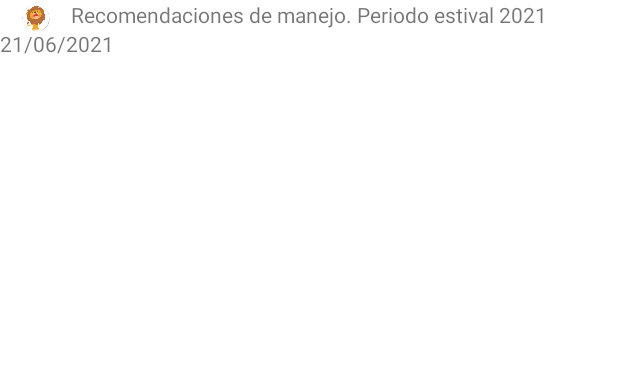
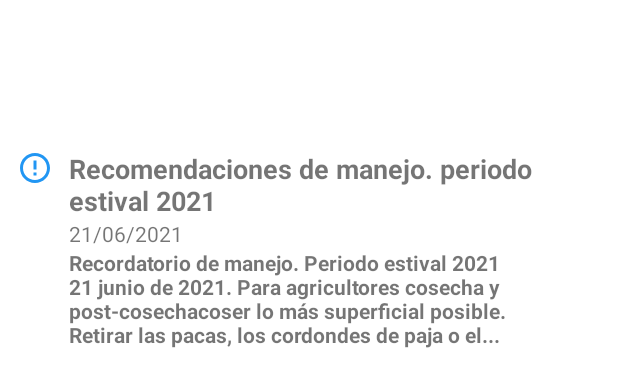
Before and after one commit to tijanidian/PMDM-TIJANI, an Android app: the layout activity_alerts.xml on its own in the app's theme, with its tools: preview values and no code run, on a phone screen of 412 x 824 dp. Shown: the top 387 px of the screen. Run offline under Robolectric (Android 15) with nearby library versions, the phone set to English and light mode, and no system bars.

Commit message:
Vista que creamos para plagrícolas

```diff
--- a/app/src/main/res/layout/activity_alert.xml
+++ b/app/src/main/res/layout/activity_alerts.xml
@@ -4,34 +4,47 @@
     xmlns:tools="http://schemas.android.com/tools"
     android:layout_width="match_parent"
     android:layout_height="match_parent"
+    android:layout_marginTop="100dp"
     tools:context="com.tijanidian.mvvm.presentation.AlertActivity">
 
 
     <ImageView
-        android:id="@+id/imageView"
+        android:id="@+id/image_view"
         android:layout_width="24dp"
         android:layout_height="24dp"
-        tools:src="@drawable/ic_leon"
+        tools:src="@drawable/ic_warning"
         app:layout_constraintEnd_toStartOf="@+id/text_bold"
         app:layout_constraintStart_toStartOf="parent"
         app:layout_constraintTop_toTopOf="parent" />
 
     <TextView
         android:id="@+id/text_bold"
-        android:layout_width="wrap_content"
+        android:layout_width="320dp"
         android:layout_height="wrap_content"
-        tools:text="Recomendaciones de manejo. Periodo estival 2021"
+        style="@style/main_text_plag"
+        tools:text="@string/text_bold_plag"
         app:layout_constraintEnd_toEndOf="parent"
         app:layout_constraintStart_toStartOf="parent"
         app:layout_constraintTop_toTopOf="parent" />
 
     <TextView
         android:id="@+id/current_date"
-        android:layout_width="wrap_content"
+        android:layout_width="320dp"
         android:layout_height="wrap_content"
+        app:layout_constraintEnd_toEndOf="parent"
         app:layout_constraintStart_toStartOf="parent"
         app:layout_constraintTop_toBottomOf="@+id/text_bold"
-        tools:text="21/06/2021" />
+        tools:text="@string/text_date_plag" />
+
+    <TextView
+        android:id="@+id/text_body"
+        android:layout_width="320dp"
+        style="@style/text_plag"
+        android:layout_height="wrap_content"
+        app:layout_constraintEnd_toEndOf="parent"
+        app:layout_constraintStart_toStartOf="parent"
+        app:layout_constraintTop_toBottomOf="@+id/current_date"
+        tools:text="@string/text_body_plag" />
 
 
 </androidx.constraintlayout.widget.ConstraintLayout>
```
